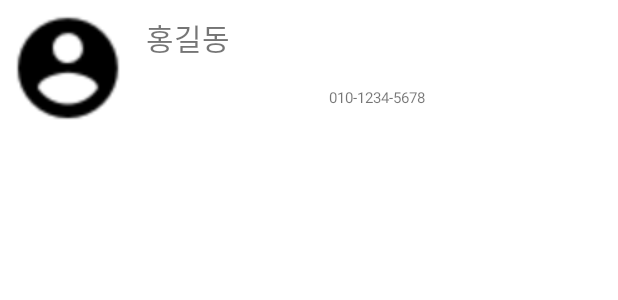
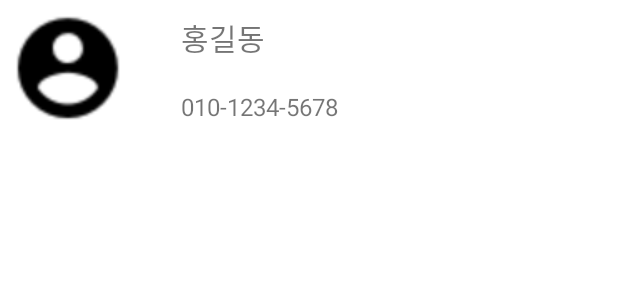
Before and after one commit to seungwoodev/MOOD, an Android app: the layout f1_layout_complex.xml on its own in the app's theme, with its tools: preview values and no code run, on a phone screen of 412 x 824 dp. Shown: the top 300 px of the screen. Run offline under Robolectric (Android 15) with nearby library versions, the phone set to English and light mode, and no system bars.

Commit message:
tab1 design finished

```diff
--- a/app/build.gradle
+++ b/app/build.gradle
@@ -50,4 +50,5 @@ dependencies {
     implementation 'com.karumi:dexter:6.2.3'
     androidTestImplementation 'androidx.test.ext:junit:1.1.2'
     androidTestImplementation 'androidx.test.espresso:espresso-core:3.3.0'
+    compile 'xyz.danoz:recyclerviewfastscroller:0.1.3'
 }
--- a/app/src/main/java/com/example/project1/ContactRVAdapter.java
+++ b/app/src/main/java/com/example/project1/ContactRVAdapter.java
@@ -70,13 +70,9 @@ public class ContactRVAdapter extends RecyclerView.Adapter<ContactRVAdapter.View
     // onBindViewHolder() - position에 해당하는 데이터를 뷰홀더의 아이템뷰에 표시.
     @Override
     public void onBindViewHolder(ContactRVAdapter.ViewHolder holder, int position) {
-        this.position=position;
         PhoneBook modal = mList.get(position);
-        holder.name.setTextSize(TypedValue.COMPLEX_UNIT_SP, 20);
-        holder.phnum.setTextSize(TypedValue.COMPLEX_UNIT_SP, 15);
 
-        holder.name.setGravity(Gravity.CENTER);
-        holder.phnum.setGravity(Gravity.LEFT);
+        holder.name.setSelected(true);
 
         ColorGenerator generator = ColorGenerator.MATERIAL; // or use DEFAULT
         // generate random color
--- a/app/src/main/res/layout/f1_layout_complex.xml
+++ b/app/src/main/res/layout/f1_layout_complex.xml
@@ -5,7 +5,6 @@
     android:orientation="horizontal"
     xmlns:android="http://schemas.android.com/apk/res/android"
     xmlns:app="http://schemas.android.com/apk/res-auto">
-
     <ImageView
         xmlns:android="http://schemas.android.com/apk/res/android"
         android:id="@+id/item_image"
@@ -15,27 +14,36 @@
         app:srcCompat="@drawable/per"
         android:layout_margin="5dp"
         />
-
+    <TextView
+        android:layout_width="30dp"
+        android:layout_height="match_parent"/>
     <LinearLayout
         android:layout_width="match_parent"
         android:layout_height="match_parent"
         android:orientation="vertical">
         <TextView
+            android:layout_width="match_parent"
+            android:layout_height="10dp"/>
+
+        <TextView
             android:id="@+id/item_name"
-        android:layout_width="70dp"
+            android:layout_width="match_parent"
             android:layout_height="50dp"
             android:text="홍길동"
-        android:gravity="center"
-        android:textSize="20sp" />
-
+            android:gravity="left"
+            android:textSize="20sp"
+            android:ellipsize="marquee"
+            android:singleLine="true"
+            />
         <TextView
             android:id="@+id/item_phonenum"
             android:layout_width="match_parent"
             android:layout_height="30dp"
             android:text="010-1234-5678"
-        android:gravity="center"
-        android:textSize="10sp" />
+            android:gravity="left"
+            android:textSize="16sp" />
+    </LinearLayout>
+
+
 
 </LinearLayout>
-
-</LinearLayout>
```
Also changed, not shown: app/src/main/java/com/example/project1/Fragment1.java (+10 -0 lines), app/src/main/res/layout/fragment_1.xml (+7 -0 lines). Lines whose indentation alone changed are shown as unchanged.
